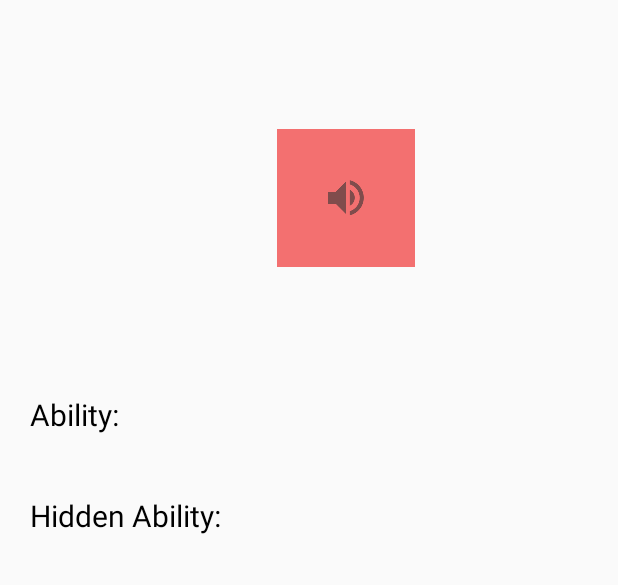
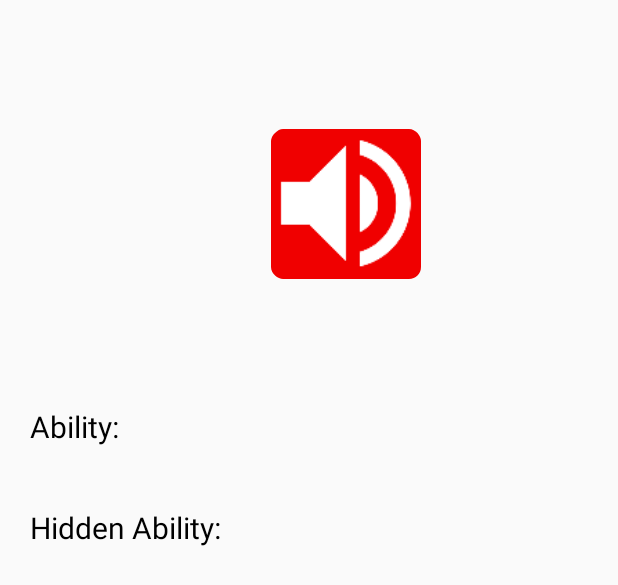
Before and after one commit to OSU-CS492-W18/final-project-team-rocket, an Android app: the layout activity_search_result_detail.xml on its own in the app's theme, with its tools: preview values and no code run, on a phone screen of 412 x 824 dp. Shown: the top 585 px of the screen. Run offline under Robolectric (Android 15) with nearby library versions, the phone set to English and light mode, and no system bars; network calls fail.

Commit message:
changed one color

```diff
--- a/app/src/main/java/com/example/android/firstgenpokedex/SearchResultDetailActivity.java
+++ b/app/src/main/java/com/example/android/firstgenpokedex/SearchResultDetailActivity.java
@@ -68,8 +68,6 @@ public class SearchResultDetailActivity extends AppCompatActivity {
         mTVSearchResultAbil = (TextView) findViewById(R.id.tv_search_result_ability);
         mTVSearchResultHidAbil = (TextView) findViewById(R.id.tv_search_result_hidden_ability);
 
-        mTVSearchResultStars = (TextView)findViewById(R.id.tv_search_result_stars);
-        mTVSearchResultDescription = (TextView)findViewById(R.id.tv_search_result_description);
 
         mTVSearchResultAvi = (ImageView) findViewById(R.id.tv_search_result_avi);
 
--- a/app/src/main/res/layout/activity_search_result_detail.xml
+++ b/app/src/main/res/layout/activity_search_result_detail.xml
@@ -40,9 +40,8 @@
             android:id="@+id/action_battle_cry"
             android:layout_width="wrap_content"
             android:layout_height="wrap_content"
-            android:padding="30dp"
-            android:background="@color/colorAccent2"
-            android:src="@drawable/dex_detail_cry" />
+            android:padding="50dp"
+            android:background="@mipmap/dex_detail_cry2_round"/>
 
     </LinearLayout>
 
```
